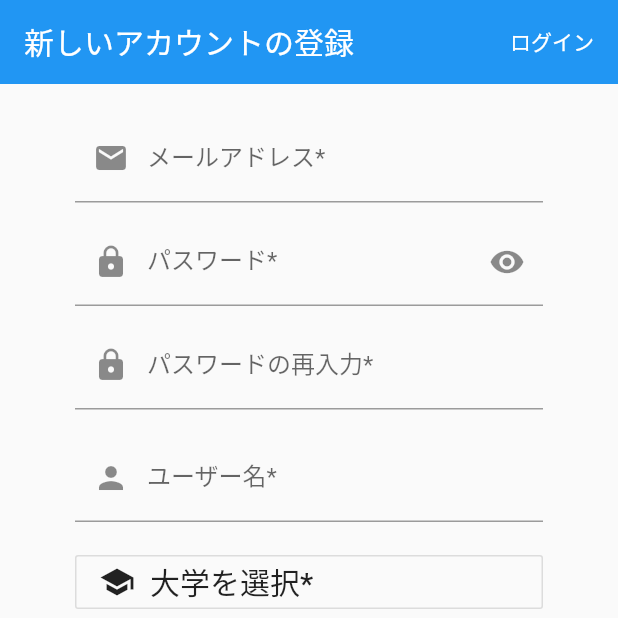
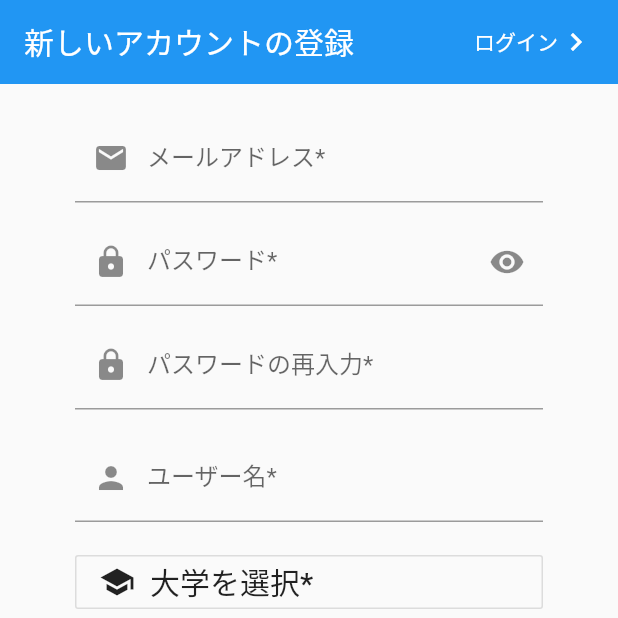
Before and after one commit to Juris710/Hackathon2020Summer, a Flutter app: the screen it shows after launch, after a tap on "ログイン", after a tap on "新しいアカウントを登録する", on a phone screen of 412 x 824 dp, the top half of it. Run offline on Flutter 3.47's test engine with Material 2 defaults, Android fonts, the phone set to English and light mode, and no system bars; our stand-ins replace cloud_firestore, firebase_auth, firebase_core, flutter_spinkit; accounts and stored records are empty.

Commit message:
デザイン微修正

```diff
--- a/lib/screens/authenticate/sign_in/sign_in.dart
+++ b/lib/screens/authenticate/sign_in/sign_in.dart
@@ -74,7 +74,7 @@ class _SignInState extends State<SignIn> {
                     ),
                     TextFormField(
                       decoration: InputDecoration(
-                        labelText: 'メールアドレス*',
+                        labelText: 'メールアドレス',
                         errorText: errorEmail,
                         prefixIcon: Icon(Icons.email),
                       ),
@@ -92,7 +92,7 @@ class _SignInState extends State<SignIn> {
                     ),
                     TextFormField(
                       decoration: InputDecoration(
-                        labelText: 'パスワード*',
+                        labelText: 'パスワード',
                         errorText: errorPassword,
                         prefixIcon: Icon(Icons.lock),
                         suffixIcon: GestureDetector(
--- a/lib/screens/authenticate/sign_up/sign_up.dart
+++ b/lib/screens/authenticate/sign_up/sign_up.dart
@@ -70,9 +70,17 @@ class _SignUpState extends State<SignUp> {
         actions: [
           FlatButton(
             onPressed: () => Navigator.of(context).pop(),
-            child: Text(
-              'ログイン',
-              style: TextStyle(color: Colors.white),
+            child: Row(
+              children: [
+                Text(
+                  'ログイン',
+                  style: TextStyle(color: Colors.white),
+                ),
+                Icon(
+                  Icons.chevron_right,
+                  color: Colors.white,
+                ),
+              ],
             ),
           )
         ],
```
